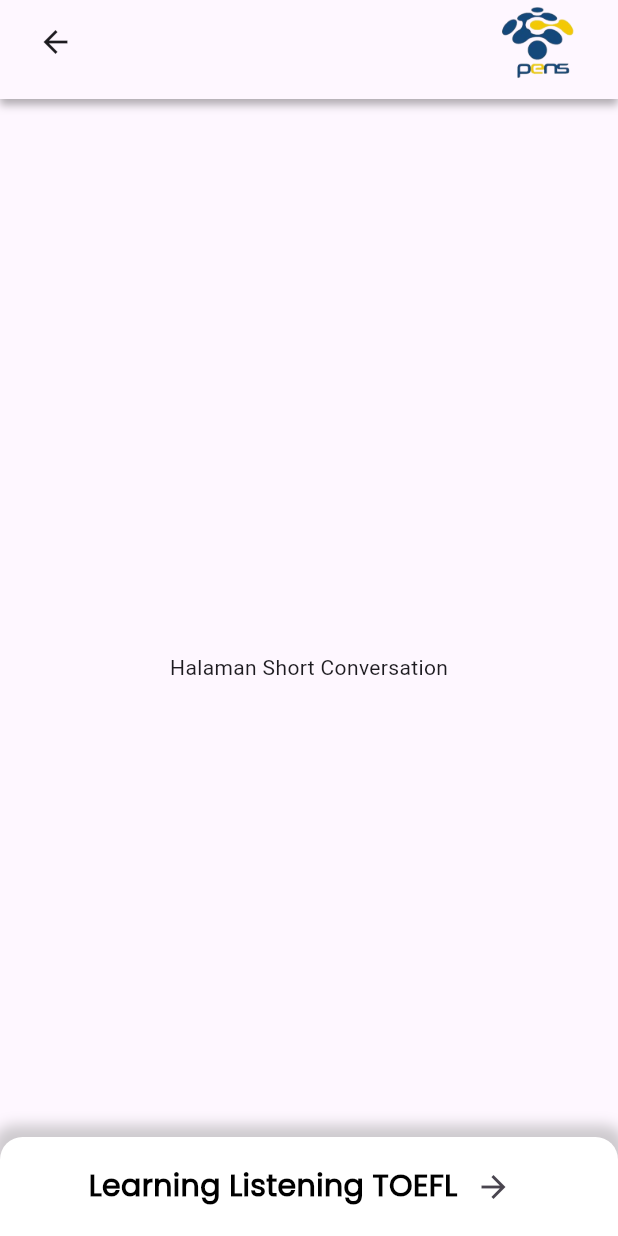
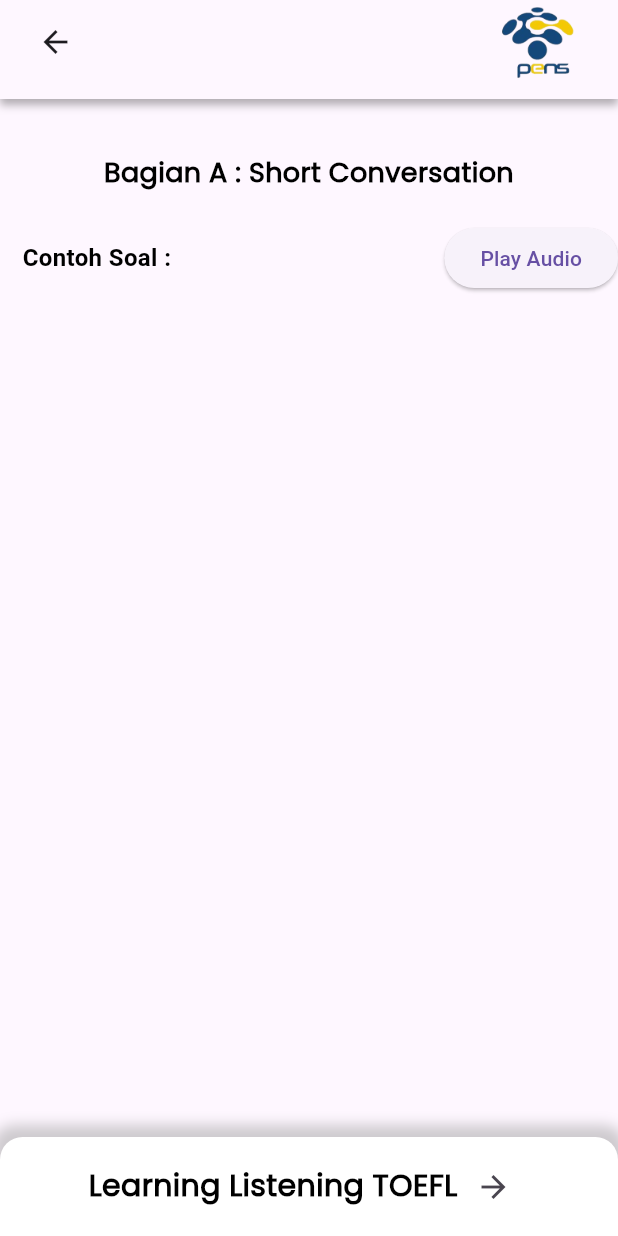
Before and after one commit to Tech-Warriors-of-Sumenep/test-toefl-mobile, a Flutter app: the ShortConversationPages screen opened directly, on a phone screen of 412 x 824 dp. Run offline on Flutter 3.47's test engine with Material 3 defaults, Android fonts, the phone set to English and light mode, and no system bars; our stand-ins replace audioplayers, hexcolor.

Commit message:
add audioplayer + other needed

```diff
--- a/lib/main.dart
+++ b/lib/main.dart
@@ -1,4 +1,5 @@
 import 'package:flutter/material.dart';
+import 'package:toefl_app/pages/learning_listening.dart/contoh_soal.dart/short_conversation.dart';
 //import 'package:toefl_app/pages/learning_reading.dart/home_learning_reading.dart';
 import 'package:toefl_app/pages/test_grammar/home_test_grammar.dart';
 
@@ -16,9 +17,9 @@
       // title: 'Flutter Demo',
       // home: const HomeLearningReadingPages(),
 
-       debugShowCheckedModeBanner: false,
+      debugShowCheckedModeBanner: false,
       title: 'Flutter Demo',
-      home: const HomeTestGrammarPages(),
+      home: ShortConversationPages(),
     );
   }
 }
--- a/lib/pages/learning_listening.dart/contoh_soal.dart/short_conversation.dart
+++ b/lib/pages/learning_listening.dart/contoh_soal.dart/short_conversation.dart
@@ -1,4 +1,5 @@
 import 'package:flutter/material.dart';
+import 'package:audioplayers/audioplayers.dart';
 
 class ShortConversationPages extends StatefulWidget {
   const ShortConversationPages({Key? key}) : super(key: key);
@@ -8,6 +9,12 @@ class ShortConversationPages extends StatefulWidget {
 }
 
 class _ShortConversationPagesState extends State<ShortConversationPages> {
+  final player = AudioPlayer();
+
+  Future<void> playAudioFromUrl(String url) async {
+    await player.play(UrlSource(url));
+  }
+
   @override
   Widget build(BuildContext context) {
     return Scaffold(
@@ -20,7 +27,7 @@ class _ShortConversationPagesState extends State<ShortConversationPages> {
                 color: Colors.black.withOpacity(0.3),
                 spreadRadius: 0,
                 blurRadius: 4,
-                offset: Offset(0, 4),
+                offset: const Offset(0, 4),
               ),
             ],
           ),
@@ -48,18 +55,49 @@ class _ShortConversationPagesState extends State<ShortConversationPages> {
           ),
         ),
       ),
-      body: Stack(
+      body: Column(
+        mainAxisAlignment: MainAxisAlignment.start,
+        crossAxisAlignment: CrossAxisAlignment.stretch,
         children: [
-          const Column(
-            mainAxisAlignment: MainAxisAlignment.center,
+          Padding(
+            padding: const EdgeInsets.only(top: 36.0),
+            child: Text(
+              'Bagian A : Short Conversation',
+              textAlign: TextAlign.center,
+              style: TextStyle(
+                fontSize: 18,
+                fontWeight: FontWeight.w600,
+                color: Colors.black,
+                fontFamily: 'Poppins',
+              ),
+            ),
+          ),
+          Padding(
+            padding: const EdgeInsets.only(top: 20.0, left: 15.0),
+            child: Row(
+              mainAxisAlignment: MainAxisAlignment.spaceBetween,
               children: [
-              Expanded(
-                child: Center(
-                  child: Text('Halaman Short Conversation'),
+                Text(
+                  'Contoh Soal :',
+                  style: TextStyle(
+                    fontSize: 16,
+                    fontWeight: FontWeight.bold,
+                    color: Colors.black,
                   ),
+                ),
+                ElevatedButton(
+                  onPressed: () {
+                    playAudioFromUrl(
+                        'https://commondatastorage.googleapis.com/codeskulptor-demos/DDR_assets/Kangaroo_MusiQue_-_The_Neverwritten_Role_Playing_Game.mp3');
+                  },
+                  child: Text('Play Audio'),
                 ),
               ],
             ),
+          ),
+          Expanded(
+            child: Stack(
+              children: [
                 Positioned(
                   left: 0,
                   right: 0,
@@ -84,20 +122,19 @@ class _ShortConversationPagesState extends State<ShortConversationPages> {
                     child: Row(
                       mainAxisAlignment: MainAxisAlignment.center,
                       children: [
-                  const Text(
+                        Text(
                           'Learning Listening TOEFL',
                           style: TextStyle(
                             color: Colors.black,
                             fontSize: 20,
                             fontFamily: 'Poppins',
-                        fontWeight: FontWeight.bold),
+                            fontWeight: FontWeight.bold,
+                          ),
                         ),
                         IconButton(
-                    icon: const Icon(
-                      Icons.arrow_forward,
-                    ),
+                          icon: Icon(Icons.arrow_forward_sharp),
                           onPressed: () {
-                      Navigator.of(context).pop();
+                            // Tambahkan logika untuk berpindah halaman di sini
                           },
                         ),
                       ],
@@ -106,6 +143,9 @@ class _ShortConversationPagesState extends State<ShortConversationPages> {
                 ),
               ],
             ),
+          ),
+        ],
+      ),
     );
   }
 }
--- a/pubspec.yaml
+++ b/pubspec.yaml
@@ -35,6 +35,7 @@ dependencies:
   # Use with the CupertinoIcons class for iOS style icons.
   cupertino_icons: ^1.0.6
   hexcolor: ^3.0.1
+  audioplayers: ^6.0.0
 
 dev_dependencies:
   flutter_test:
```
Also changed, not shown: pubspec.lock, 7 other files. Lines whose indentation alone changed are shown as unchanged.
